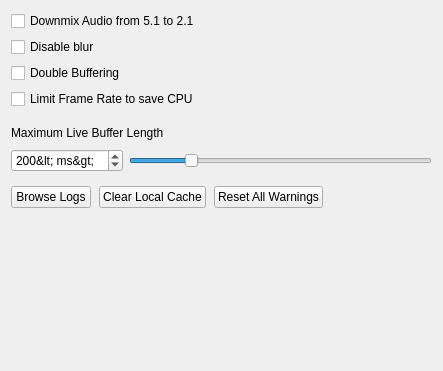
Before: the Qt Designer form vms/client/nx_vms_client_desktop/src/ui/widgets/local_settings/advanced_settings_widget.ui in networkoptix/nx_open, drawn with Qt 5.
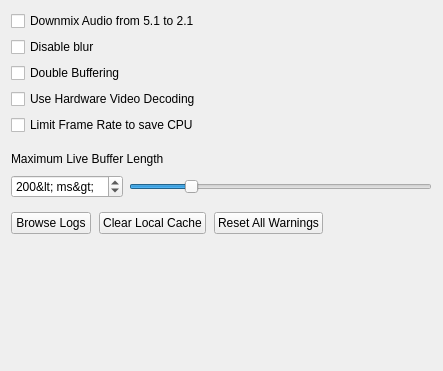
After: the same form once the commit is applied. Custom widgets are drawn as their Qt base class.

Commit message: VMS-19577: Add local setting in desktop client to enable/disable hardware video decoding

The edit to the form file:
```diff
--- a/vms/client/nx_vms_client_desktop/src/ui/widgets/local_settings/advanced_settings_widget.ui
+++ b/vms/client/nx_vms_client_desktop/src/ui/widgets/local_settings/advanced_settings_widget.ui
@@ -62,6 +62,13 @@
      </item>
     </layout>
    </item>
+   <item>
+    <widget class="QCheckBox" name="useHardwareDecodingCheckbox">
+     <property name="text">
+      <string>Use Hardware Video Decoding</string>
+     </property>
+    </widget>
+   </item>
    <item>
     <layout class="QHBoxLayout" name="horizontalLayout_4" stretch="0,0,1">
      <property name="spacing">
```
Left out of the diff: 8 changed lines with no effect on the pictures. The commit also changes 3 other files.
